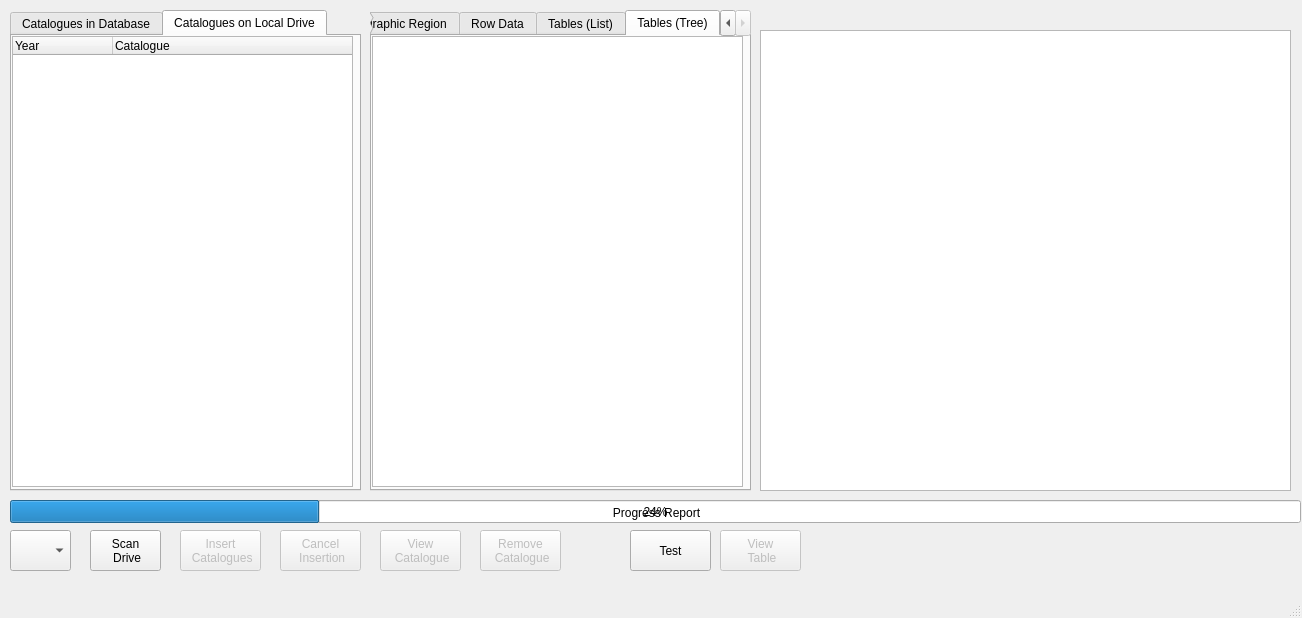
First picture: the form in mainwindow.ui, repository JBs197/SCDA-Explorer, before the edit.
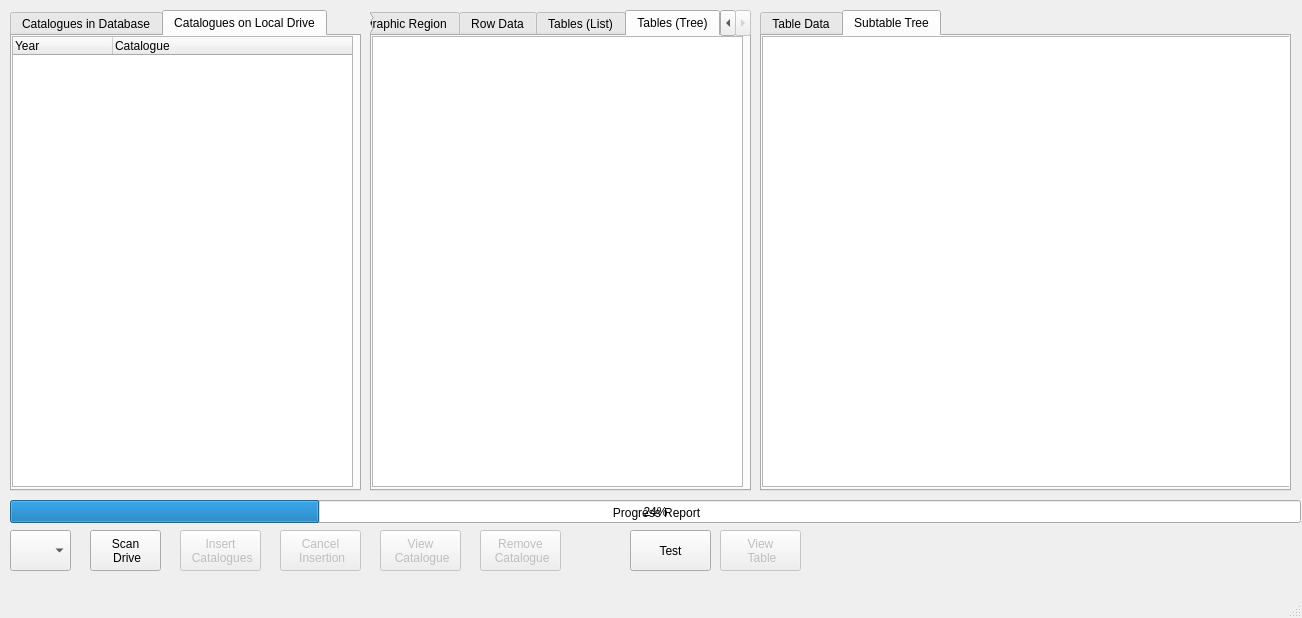
Second picture: the form after the edit. The open tabs and pages were chosen to show the change.

```diff
--- a/mainwindow.ui
+++ b/mainwindow.ui
@@ -321,16 +321,6 @@
  Table</string>
     </property>
    </widget>
-   <widget class="QTableView" name="tV_viewtable">
-    <property name="geometry">
-     <rect>
-      <x>760</x>
-      <y>30</y>
-      <width>531</width>
-      <height>461</height>
-     </rect>
-    </property>
-   </widget>
    <widget class="QPushButton" name="pB_removecata">
     <property name="enabled">
      <bool>false</bool>
@@ -348,6 +338,57 @@
  Catalogue</string>
     </property>
    </widget>
+   <widget class="QTabWidget" name="tabW_results2">
+    <property name="geometry">
+     <rect>
+      <x>760</x>
+      <y>10</y>
+      <width>531</width>
+      <height>481</height>
+     </rect>
+    </property>
+    <property name="currentIndex">
+     <number>0</number>
+    </property>
+    <widget class="QWidget" name="tab_4">
+     <attribute name="title">
+      <string>Table Data</string>
+     </attribute>
+     <widget class="QTableView" name="tV_viewtable">
+      <property name="geometry">
+       <rect>
+        <x>0</x>
+        <y>0</y>
+        <width>531</width>
+        <height>461</height>
+       </rect>
+      </property>
+     </widget>
+    </widget>
+    <widget class="QWidget" name="tab_5">
+     <attribute name="title">
+      <string>Subtable Tree</string>
+     </attribute>
+     <widget class="QTreeWidget" name="treeW_subtables">
+      <property name="geometry">
+       <rect>
+        <x>0</x>
+        <y>0</y>
+        <width>531</width>
+        <height>451</height>
+       </rect>
+      </property>
+      <attribute name="headerVisible">
+       <bool>false</bool>
+      </attribute>
+      <column>
+       <property name="text">
+        <string notr="true">1</string>
+       </property>
+      </column>
+     </widget>
+    </widget>
+   </widget>
    <zorder>cB_drives</zorder>
    <zorder>pB_scan</zorder>
    <zorder>pB_insert</zorder>
```
Left out of the diff: 8 changed lines with no effect on the pictures.
